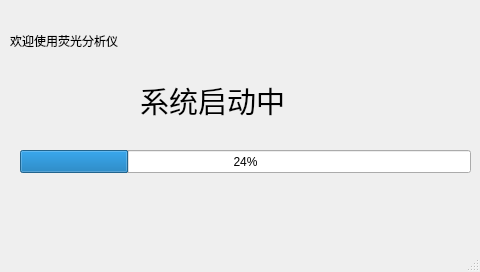
Before: the Qt Designer form welcome1.ui in nylttpgg09/FluoTest, drawn with Qt 5.
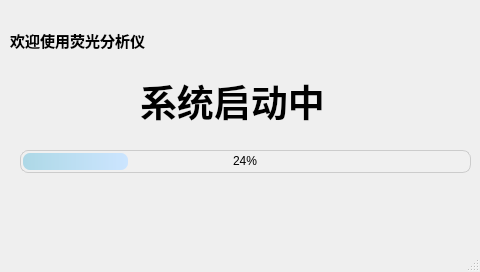
After: the same form once the commit is applied.

The edit to the form file:
```diff
--- a/welcome1.ui
+++ b/welcome1.ui
@@ -23,6 +23,23 @@
       <height>23</height>
      </rect>
     </property>
+    <property name="styleSheet">
+     <string notr="true">QProgressBar {
+    background-color: #F0F0F0; 
+    border: 1px solid #CCCCCC; 
+    border-radius: 8px; 
+    padding: 1px; 
+    box-shadow: 0 0 3px rgba(0, 0, 0, 0.2) inset;
+    /* 让文本水平居中 */
+    text-align: center; 
+}
+
+QProgressBar::chunk {
+    background-color: qlineargradient(spread:pad, x1:0, y1:0, x2:1, y2:0, stop:0 rgba(173, 216, 230, 255), stop:1 rgba(204, 229, 255, 255));
+    border-radius: 7px; 
+    margin: 0.5px; 
+}</string>
+    </property>
     <property name="value">
      <number>24</number>
     </property>
@@ -39,9 +56,16 @@
     <property name="font">
      <font>
       <family>Agency FB</family>
-      <pointsize>22</pointsize>
+      <pointsize>28</pointsize>
+      <weight>75</weight>
+      <bold>true</bold>
      </font>
     </property>
+    <property name="styleSheet">
+     <string notr="true">QProgressBar::chunk {
+    font-weight: bold;
+}</string>
+    </property>
     <property name="text">
      <string>系统启动中</string>
     </property>
@@ -55,6 +79,14 @@
       <height>61</height>
      </rect>
     </property>
+    <property name="font">
+     <font>
+      <family>Agency FB</family>
+      <pointsize>11</pointsize>
+      <weight>75</weight>
+      <bold>true</bold>
+     </font>
+    </property>
     <property name="text">
      <string>欢迎使用荧光分析仪</string>
     </property>
```
Left out of the diff: 2 changed lines with no effect on the pictures.
